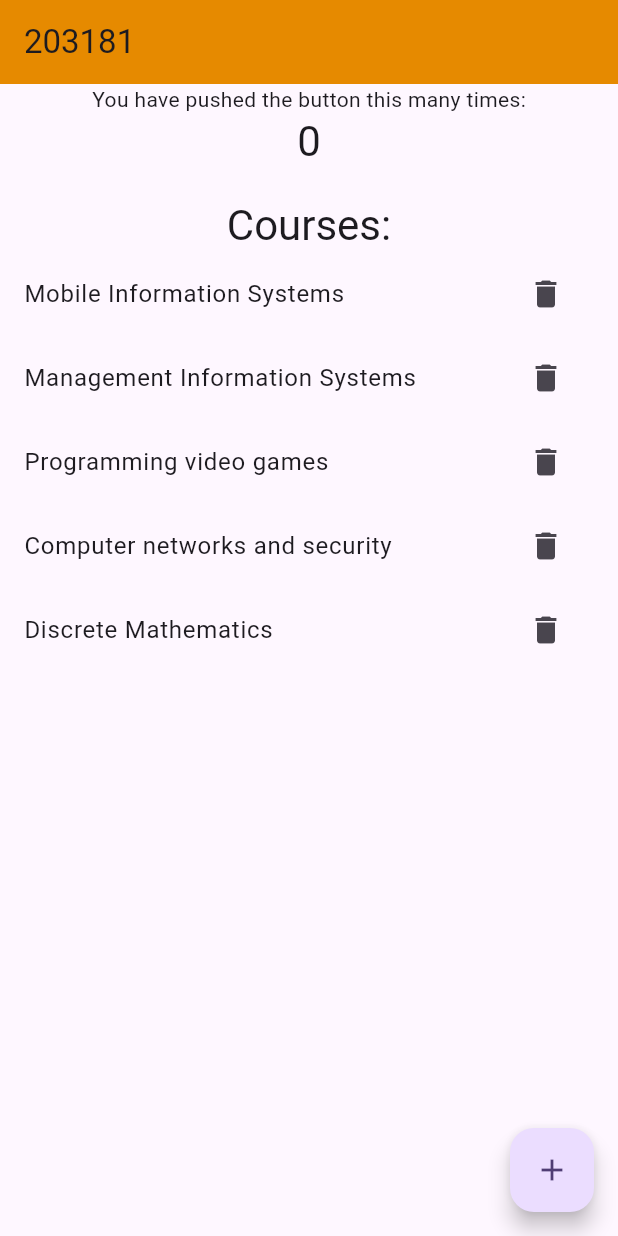
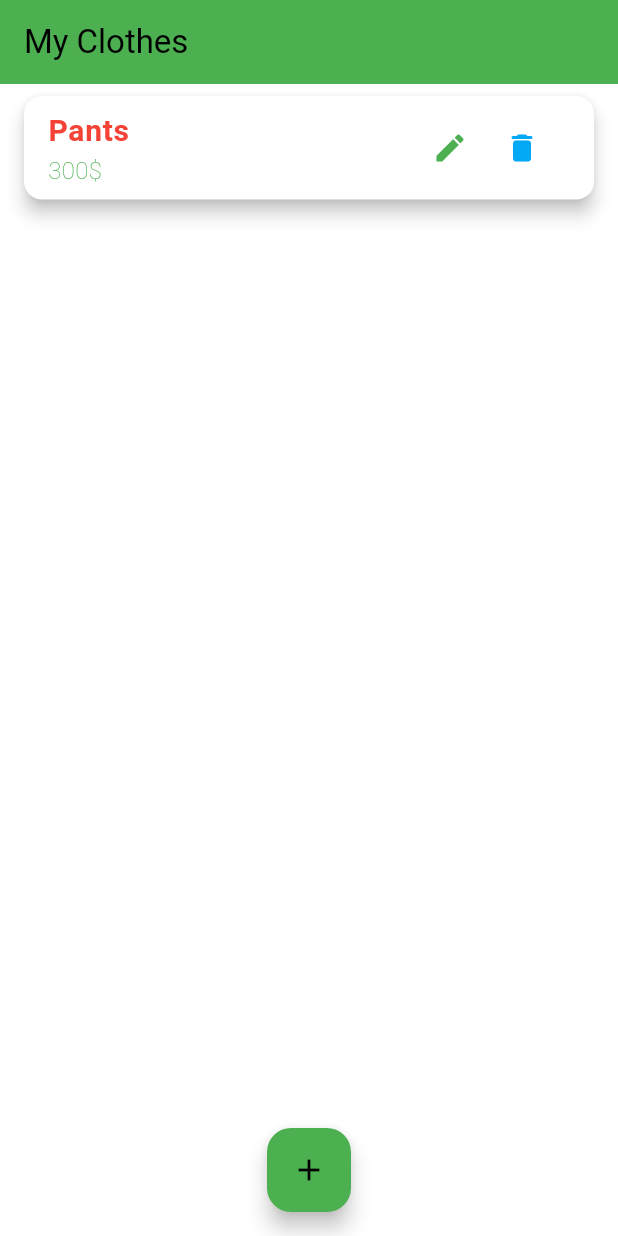
Before and after one commit to saskojakey/mis-lab-1, a Flutter app: the screen it shows after launch, on a phone screen of 412 x 824 dp. Run offline on Flutter 3.47's test engine with Material 3 defaults, Android fonts, the phone set to English and light mode, and no system bars.

Commit message:
changes to project LAB2

```diff
--- /dev/null
+++ b/my_project/lib/cloth.dart
@@ -0,0 +1,19 @@
+class Clothes {
+  int id;
+  String name;
+  String? price;
+
+  Clothes({required this.id, required this.name, this.price});
+
+  Clothes copyWith({
+    int? id,
+    String? name,
+    String? price,
+  }) {
+    return Clothes(
+      id: id ?? this.id,
+      name: name ?? this.name,
+      price: price ?? this.price,
+    );
+  }
+}
--- /dev/null
+++ b/my_project/lib/clothList.dart
@@ -0,0 +1,153 @@
+import 'package:flutter/material.dart';
+import 'package:my_project/addNew.dart';
+
+import 'cloth.dart';
+
+class ClothesListScreen extends StatefulWidget {
+  const ClothesListScreen({Key? key}) : super(key: key);
+
+  @override
+  State<ClothesListScreen> createState() => _ClothesListScreenState();
+}
+
+class _ClothesListScreenState extends State<ClothesListScreen> {
+  final List<Clothes> _clothes = [
+    Clothes(id: 1, name: "Pants", price: "300\$"),
+  ];
+
+  void _addClothesFunction() {
+    showModalBottomSheet(
+      context: context,
+      builder: (_) {
+        return GestureDetector(
+          onTap: () {},
+          behavior: HitTestBehavior.opaque,
+          child: NewClothes(addClothes: _addClothes),
+        );
+      },
+    );
+  }
+
+  void _addClothes(Clothes clothes) {
+    setState(() {
+      _clothes.add(clothes);
+    });
+  }
+
+  void _editClothes(Clothes clothes) {
+    TextEditingController nameController =
+        TextEditingController(text: clothes.name);
+    TextEditingController priceCtl = TextEditingController(text: clothes.price);
+
+    showDialog(
+      context: context,
+      builder: (BuildContext context) {
+        return AlertDialog(
+          title: const Text('Edit Clothes'),
+          content: SingleChildScrollView(
+            child: ListBody(
+              children: <Widget>[
+                TextField(
+                  controller: nameController,
+                  decoration: const InputDecoration(
+                    labelText: 'Name',
+                    border: OutlineInputBorder(),
+                  ),
+                ),
+                const SizedBox(height: 10),
+                TextField(
+                  controller: priceCtl,
+                  decoration: const InputDecoration(
+                    labelText: 'Price',
+                    border: OutlineInputBorder(),
+                  ),
+                ),
+              ],
+            ),
+          ),
+          actions: <Widget>[
+            TextButton(
+              child: const Text('Cancel'),
+              onPressed: () {
+                Navigator.of(context).pop();
+              },
+            ),
+            TextButton(
+              child: const Text('Update'),
+              onPressed: () {
+                setState(() {
+                  clothes.name = nameController.text;
+                  clothes.price = priceCtl.text;
+                });
+                Navigator.of(context).pop();
+              },
+            ),
+          ],
+        );
+      },
+    );
+  }
+
+  @override
+  Widget build(BuildContext context) {
+    return Scaffold(
+      appBar: AppBar(
+        title: const Text('My Clothes'),
+        backgroundColor: Colors.green,
+      ),
+      body: ListView.builder(
+        itemCount: _clothes.length,
+        itemBuilder: (context, index) {
+          return Card(
+            elevation: 5,
+            margin: const EdgeInsets.symmetric(vertical: 8, horizontal: 16),
+            child: ListTile(
+              title: Text(
+                _clothes[index].name,
+                style: const TextStyle(
+                  fontSize: 20,
+                  fontWeight: FontWeight.bold,
+                  color: Colors.red,
+                ),
+              ),
+              subtitle: Text(
+                _clothes[index].price ?? "",
+                style: const TextStyle(
+                  fontSize: 16,
+                  fontWeight: FontWeight.w100,
+                  color: Colors.green,
+                ),
+              ),
+              trailing: Row(
+                mainAxisSize: MainAxisSize.min,
+                children: [
+                  IconButton(
+                    icon: const Icon(Icons.edit_rounded),
+                    onPressed: () => _editClothes(_clothes[index]),
+                    color: Colors.green,
+                  ),
+                  IconButton(
+                    icon: const Icon(Icons.delete_rounded),
+                    onPressed: () {
+                      setState(() {
+                        _clothes.removeAt(index);
+                      });
+                    },
+                    color: Colors.lightBlue,
+                  ),
+                ],
+              ),
+            ),
+          );
+        },
+      ),
+      floatingActionButton: FloatingActionButton(
+        onPressed: _addClothesFunction,
+        tooltip: 'Add Clothes',
+        child: Icon(Icons.add),
+        backgroundColor: Colors.green,
+      ),
+      floatingActionButtonLocation: FloatingActionButtonLocation.centerFloat,
+    );
+  }
+}
--- a/my_project/lib/main.dart
+++ b/my_project/lib/main.dart
@@ -1,139 +1,22 @@
 import 'package:flutter/material.dart';
+import 'package:my_project/screen.dart';
 
 void main() {
   runApp(const MyApp());
 }
 
 class MyApp extends StatelessWidget {
-  const MyApp({super.key});
+  const MyApp({Key? key}) : super(key: key);
 
   @override
   Widget build(BuildContext context) {
     return MaterialApp(
-      title: 'MIS',
+      home: const SplashScreen(),
       theme: ThemeData(
-        colorScheme: ColorScheme.fromSeed(seedColor: Colors.deepPurple),
-        useMaterial3: true,
-      ),
-      home: const MyHomePage(title: '203181'),
-    );
-  }
-}
-
-class MyHomePage extends StatefulWidget {
-  const MyHomePage({super.key, required this.title});
-
-  final String title;
-
-  @override
-  State<MyHomePage> createState() => _MyHomePageState();
-}
-
-class _MyHomePageState extends State<MyHomePage> {
-  int _counter = 0;
-  List<String> courses = [
-    'Mobile Information Systems',
-    'Management Information Systems',
-    'Programming video games',
-    'Computer networks and security',
-    'Discrete Mathematics'
-  ];
-  String textField = "";
-
-  void _incrementCounter() {
-    setState(() {
-      _counter++;
-    });
-  }
-
-  void _addCourse(String course) {
-    setState(() {
-      courses.add(course);
-    });
-  }
-
-  void _removeCourse(String course) {
-    setState(() {
-      courses.remove(course);
-    });
-  }
-
-  @override
-  Widget build(BuildContext context) {
-    return Scaffold(
-      appBar: AppBar(
-        backgroundColor: const Color.fromARGB(255, 230, 138, 0),
-        title: Text(widget.title),
-      ),
-      body: Center(
-        child: Column(
-          mainAxisAlignment: MainAxisAlignment.center,
-          children: <Widget>[
-            const Text(
-              'You have pushed the button this many times:',
-            ),
-            Text(
-              '$_counter',
-              style: Theme.of(context).textTheme.headlineMedium,
-            ),
-            const SizedBox(height: 20),
-            Text(
-              'Courses:',
-              style: Theme.of(context).textTheme.headlineMedium,
-            ),
-            Expanded(
-              child: ListView.builder(
-                itemCount: courses.length,
-                itemBuilder: (context, index) {
-                  return ListTile(
-                    title: Text(courses[index]),
-                    trailing: IconButton(
-                      icon: const Icon(Icons.delete),
-                      onPressed: () {
-                        _removeCourse(courses[index]);
-                      },
-                    ),
-                  );
-                },
-              ),
-            ),
-          ],
+        colorScheme:
+            ColorScheme.fromSwatch(primarySwatch: Colors.lightGreen).copyWith(
+          secondary: Colors.white,
         ),
-      ),
-      floatingActionButton: FloatingActionButton(
-        onPressed: () {
-          showDialog(
-            context: context,
-            builder: (BuildContext context) {
-              return AlertDialog(
-                title: const Text('Add Course'),
-                content: TextField(
-                  onChanged: (value) {
-                    textField = value;
-                  },
-                ),
-                actions: <Widget>[
-                  TextButton(
-                    onPressed: () {
-                      Navigator.of(context).pop();
-                    },
-                    child: const Text('Cancel'),
-                  ),
-                  TextButton(
-                    onPressed: () {
-                      _addCourse(textField);
-                      _incrementCounter();
-                      Navigator.of(context).pop();
-                    },
-                    child: const Text('OK'),
-                  ),
-                ],
-              );
-            },
-          );
-        },
-        tooltip: 'Add Course',
-        child: const Icon(Icons.add),
       ),
     );
   }
```
Also changed, not shown: my_project/lib/addNew.dart (added, +82 -0 lines), my_project/lib/screen.dart (added, +35 -0 lines).
